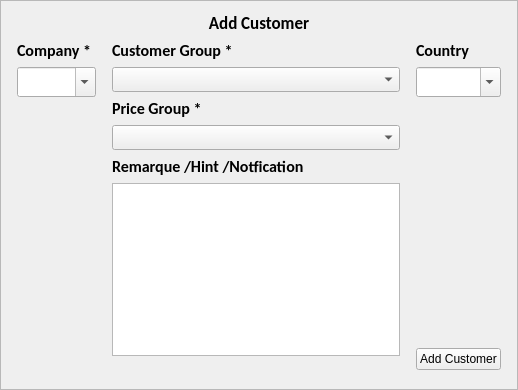
Qt form StockManager/People/f_addcustomer.ui (ashraf-kx/stock-manager) before a commit.
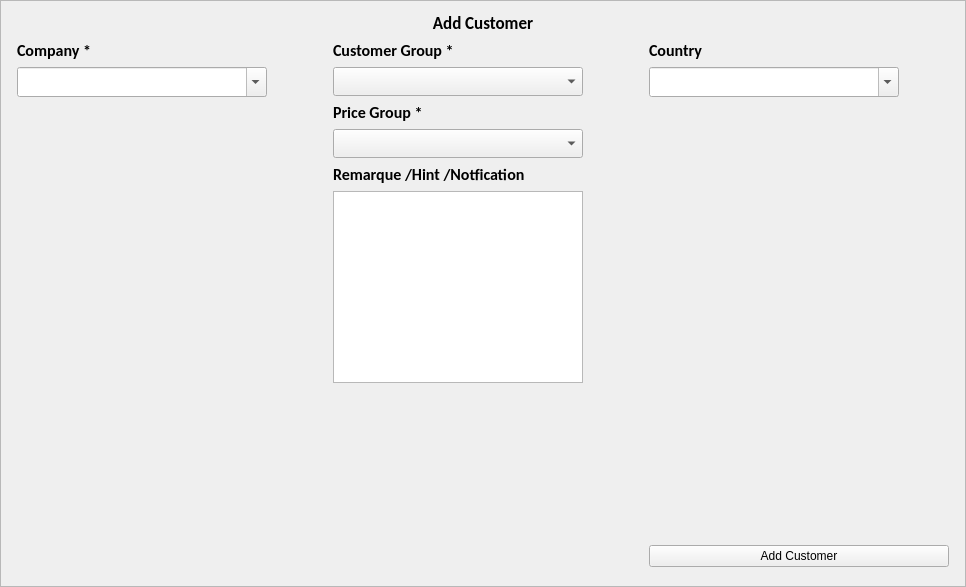
The same form after that commit. Custom widgets are drawn as their Qt base class.

Patch:
```diff
--- a/StockManager/People/f_addcustomer.ui
+++ b/StockManager/People/f_addcustomer.ui
@@ -6,8 +6,8 @@
    <rect>
     <x>0</x>
     <y>0</y>
-    <width>518</width>
-    <height>390</height>
+    <width>954</width>
+    <height>587</height>
    </rect>
   </property>
   <property name="windowTitle">
@@ -40,6 +40,19 @@
    </item>
    <item>
     <layout class="QHBoxLayout" name="layoutMain">
+     <item>
+      <spacer name="horizontalSpacer_3">
+       <property name="orientation">
+        <enum>Qt::Horizontal</enum>
+       </property>
+       <property name="sizeHint" stdset="0">
+        <size>
+         <width>40</width>
+         <height>20</height>
+        </size>
+       </property>
+      </spacer>
+     </item>
      <item>
       <layout class="QVBoxLayout" name="layoutLeftSide">
        <property name="leftMargin">
@@ -50,6 +63,18 @@
        </property>
        <item>
         <widget class="QLabel" name="L_company">
+         <property name="minimumSize">
+          <size>
+           <width>300</width>
+           <height>0</height>
+          </size>
+         </property>
+         <property name="maximumSize">
+          <size>
+           <width>320</width>
+           <height>16777215</height>
+          </size>
+         </property>
          <property name="font">
           <font>
            <family>Calibri</family>
@@ -67,10 +92,16 @@
         <widget class="QComboBox" name="Cb_company">
          <property name="minimumSize">
           <size>
-           <width>0</width>
+           <width>200</width>
            <height>30</height>
           </size>
          </property>
+         <property name="maximumSize">
+          <size>
+           <width>250</width>
+           <height>16777215</height>
+          </size>
+         </property>
          <property name="font">
           <font>
            <family>Calibri</family>
@@ -218,6 +249,19 @@
        </item>
       </layout>
      </item>
+     <item>
+      <spacer name="horizontalSpacer">
+       <property name="orientation">
+        <enum>Qt::Horizontal</enum>
+       </property>
+       <property name="sizeHint" stdset="0">
+        <size>
+         <width>40</width>
+         <height>20</height>
+        </size>
+       </property>
+      </spacer>
+     </item>
      <item>
       <layout class="QVBoxLayout" name="verticalLayout_2" stretch="0,0,0,0,0,0,0">
        <property name="leftMargin">
@@ -248,10 +292,16 @@
         <widget class="QComboBox" name="Cb_customerGroup">
          <property name="minimumSize">
           <size>
-           <width>0</width>
+           <width>200</width>
            <height>25</height>
           </size>
          </property>
+         <property name="maximumSize">
+          <size>
+           <width>250</width>
+           <height>16777215</height>
+          </size>
+         </property>
          <property name="font">
           <font>
            <family>Calibri</family>
@@ -270,6 +320,18 @@
        </item>
        <item>
         <widget class="QLabel" name="label_3">
+         <property name="minimumSize">
+          <size>
+           <width>300</width>
+           <height>0</height>
+          </size>
+         </property>
+         <property name="maximumSize">
+          <size>
+           <width>320</width>
+           <height>16777215</height>
+          </size>
+         </property>
          <property name="font">
           <font>
            <family>Calibri</family>
@@ -287,10 +349,16 @@
         <widget class="QComboBox" name="comboBox_2">
          <property name="minimumSize">
           <size>
-           <width>0</width>
+           <width>200</width>
            <height>25</height>
           </size>
          </property>
+         <property name="maximumSize">
+          <size>
+           <width>250</width>
+           <height>16777215</height>
+          </size>
+         </property>
          <property name="font">
           <font>
            <family>Calibri</family>
@@ -309,6 +377,18 @@
        </item>
        <item>
         <widget class="QLabel" name="label_4">
+         <property name="minimumSize">
+          <size>
+           <width>300</width>
+           <height>0</height>
+          </size>
+         </property>
+         <property name="maximumSize">
+          <size>
+           <width>320</width>
+           <height>16777215</height>
+          </size>
+         </property>
          <property name="font">
           <font>
            <family>Calibri</family>
@@ -324,6 +404,18 @@
        </item>
        <item>
         <widget class="QTextEdit" name="Te_remarque">
+         <property name="minimumSize">
+          <size>
+           <width>200</width>
+           <height>0</height>
+          </size>
+         </property>
+         <property name="maximumSize">
+          <size>
+           <width>250</width>
+           <height>16777215</height>
+          </size>
+         </property>
          <property name="font">
           <font>
            <family>Calibri</family>
@@ -350,6 +442,19 @@
        </item>
       </layout>
      </item>
+     <item>
+      <spacer name="horizontalSpacer_2">
+       <property name="orientation">
+        <enum>Qt::Horizontal</enum>
+       </property>
+       <property name="sizeHint" stdset="0">
+        <size>
+         <width>40</width>
+         <height>20</height>
+        </size>
+       </property>
+      </spacer>
+     </item>
      <item>
       <layout class="QVBoxLayout" name="layoutRightSide">
        <property name="leftMargin">
@@ -363,6 +468,18 @@
        </property>
        <item>
         <widget class="QLabel" name="L_country">
+         <property name="minimumSize">
+          <size>
+           <width>300</width>
+           <height>0</height>
+          </size>
+         </property>
+         <property name="maximumSize">
+          <size>
+           <width>320</width>
+           <height>16777215</height>
+          </size>
+         </property>
          <property name="font">
           <font>
            <family>Calibri</family>
@@ -380,10 +497,16 @@
         <widget class="QComboBox" name="Cb_country">
          <property name="minimumSize">
           <size>
-           <width>0</width>
+           <width>200</width>
            <height>30</height>
           </size>
          </property>
+         <property name="maximumSize">
+          <size>
+           <width>250</width>
+           <height>16777215</height>
+          </size>
+         </property>
          <property name="font">
           <font>
            <family>Calibri</family>
@@ -528,6 +651,19 @@
        </item>
       </layout>
      </item>
+     <item>
+      <spacer name="horizontalSpacer_4">
+       <property name="orientation">
+        <enum>Qt::Horizontal</enum>
+       </property>
+       <property name="sizeHint" stdset="0">
+        <size>
+         <width>40</width>
+         <height>20</height>
+        </size>
+       </property>
+      </spacer>
+     </item>
     </layout>
    </item>
   </layout>
```
Left out of the diff: 144 changed lines with no effect on the pictures.
